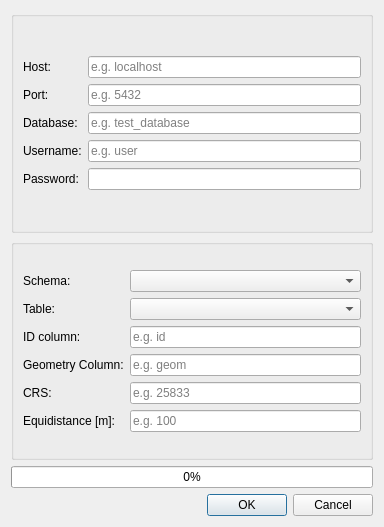
First picture: the form in src/pgchainage_dialog_base.ui, repository jagodki/pgChainage, before the edit.
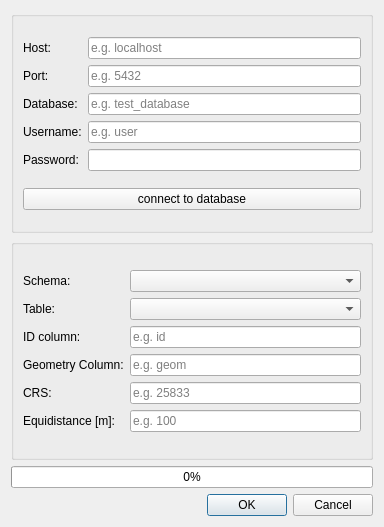
Second picture: the form after the edit.

Commit message: additional button to connect to database

The edit to the form file:
```diff
--- a/src/pgchainage_dialog_base.ui
+++ b/src/pgchainage_dialog_base.ui
@@ -111,6 +111,13 @@
           </item>
          </layout>
         </item>
+        <item row="1" column="0">
+         <widget class="QPushButton" name="pushButton_connect_to_database">
+          <property name="text">
+           <string>connect to database</string>
+          </property>
+         </widget>
+        </item>
        </layout>
       </widget>
      </item>
```
Left out of the diff: 16 changed lines with no effect on the pictures.
